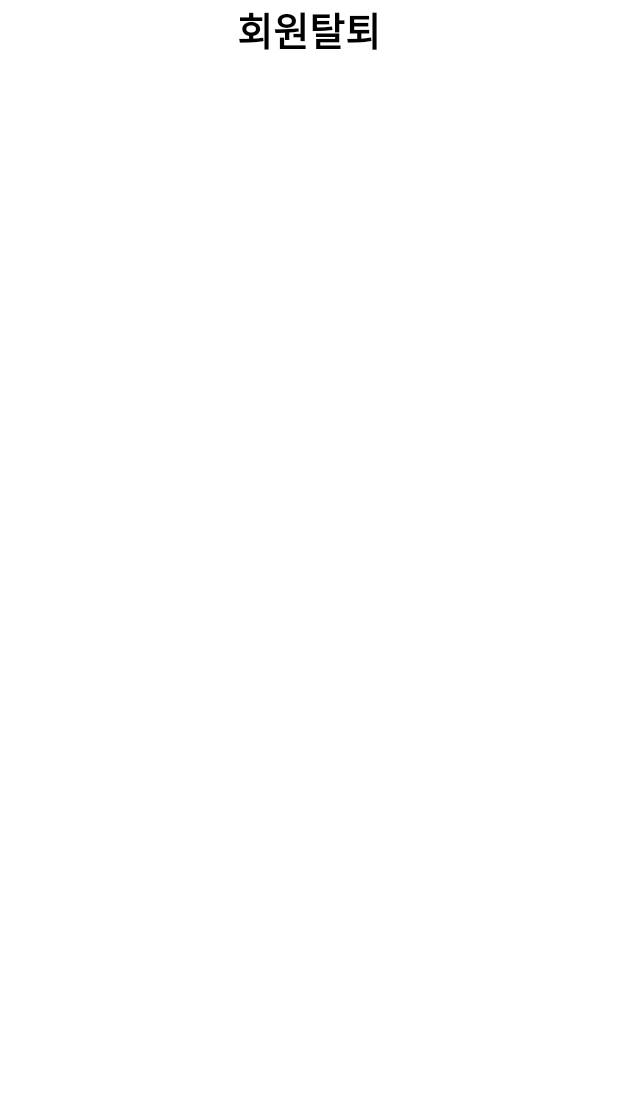
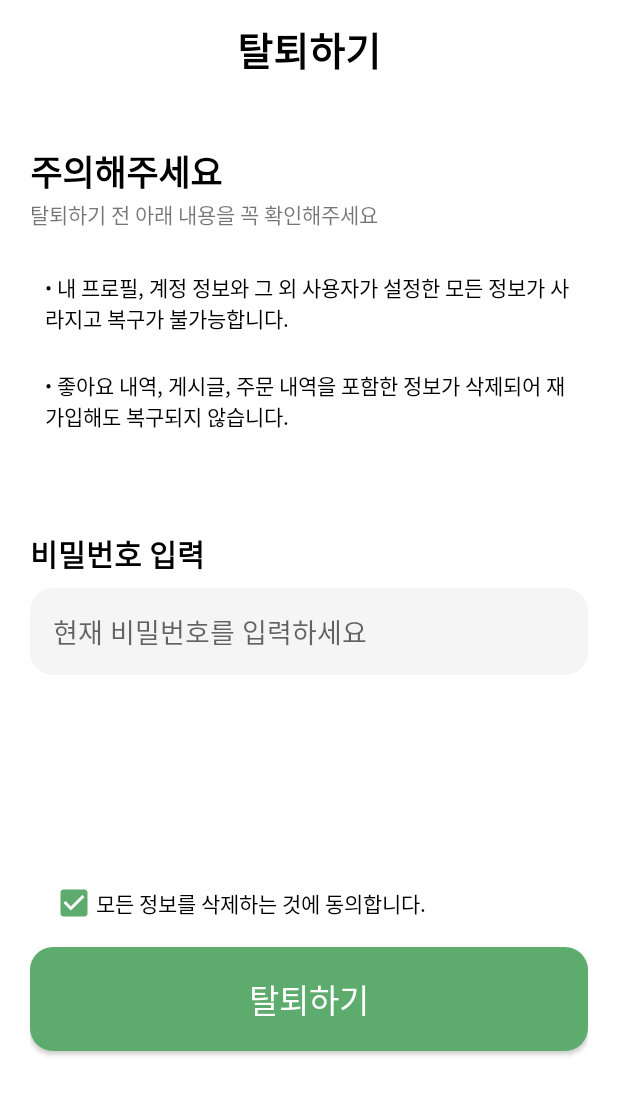
Before and after one commit to CODE-U-S/Shared_Receipts, an Android app: the screen it shows after launch (DropOutActivity), on a phone screen of 412 x 824 dp. Shown: the top 1095 px of the screen. Run offline under Robolectric (Android 15) with nearby library versions, the phone set to English and light mode, and no system bars.

Commit message:
:bug:오류수정

```diff
--- a/app/src/main/AndroidManifest.xml
+++ b/app/src/main/AndroidManifest.xml
@@ -12,6 +12,9 @@
         android:theme="@style/Theme.SharedReceiptsApplication"
         tools:targetApi="31">
         <activity
+            android:name=".MypageActivity"
+            android:exported="true"></activity>
+        <activity
             android:name=".DropOutActivity"
             android:exported="true">
             <intent-filter>
@@ -22,7 +25,7 @@
         </activity>
         <activity
             android:name=".ProflieSettingActivity"
-            android:exported="true"/>
+            android:exported="true"></activity>
         <activity
             android:name=".Register01Activity"
             android:exported="true" />
--- /dev/null
+++ b/app/src/main/java/com/example/shared_receipts_application/MypageActivity.kt
@@ -0,0 +1,11 @@
+package com.example.shared_receipts_application
+
+import androidx.appcompat.app.AppCompatActivity
+import android.os.Bundle
+
+class MypageActivity : AppCompatActivity() {
+    override fun onCreate(savedInstanceState: Bundle?) {
+        super.onCreate(savedInstanceState)
+        setContentView(R.layout.activity_mypage)
+    }
+}
--- /dev/null
+++ b/app/src/main/res/drawable/shadow_bottom.xml
@@ -0,0 +1,16 @@
+<?xml version="1.0" encoding="utf-8"?>
+<shape xmlns:android="http://schemas.android.com/apk/res/android"
+    android:shape="rectangle" android:padding = "10dp">
+    <solid android:color="#FFF"/>
+    <corners
+        android:bottomLeftRadius="15dp"
+        android:bottomRightRadius="15dp"
+        android:topLeftRadius="15dp"
+        android:topRightRadius="15dp"
+        android:elevation="50dp"
+
+        />
+
+        <!--<stroke android:width="2dp"
+        android:color="#BDBDBD"></stroke>-->
+</shape>
--- a/app/src/main/res/layout/activity_drop_out.xml
+++ b/app/src/main/res/layout/activity_drop_out.xml
@@ -1,14 +1,102 @@
 <?xml version="1.0" encoding="utf-8"?>
-<LinearLayout xmlns:android="http://schemas.android.com/apk/res/android"
+<LinearLayout
+    xmlns:android="http://schemas.android.com/apk/res/android"
+    android:orientation="vertical"
     android:layout_width="match_parent"
-    android:layout_height="match_parent">
+    android:layout_height="match_parent"
+    android:weightSum="1"
+    android:layout_marginRight="20dp"
+    android:layout_marginLeft="20dp">
 
+
+    <TextView
+        android:layout_weight="0.1"
+        android:layout_width="match_parent"
+        android:layout_height="wrap_content"
+        android:text="탈퇴하기"
+        android:textSize="26dp"
+        android:textStyle="bold"
+        android:textColor="#000"
+        android:gravity="center"
+        />
+    <TextView
+        android:layout_marginTop="30dp"
+        android:layout_width="match_parent"
+        android:layout_height="wrap_content"
+        android:text="주의해주세요"
+        android:textSize="23dp"
+        android:textStyle="bold"
+        android:textColor="#000"/>
     <TextView
         android:layout_width="match_parent"
         android:layout_height="wrap_content"
-        android:text="회원탈퇴"
-        android:textSize="26dp"
+        android:text="탈퇴하기 전 아래 내용을 꼭 확인해주세요"
+        android:textSize="14dp"
+        />
+    <TextView
+        android:layout_width="wrap_content"
+        android:layout_height="wrap_content"
+        android:text="• 내 프로필, 계정 정보와 그 외 사용자가 설정한 모든 정보가 사라지고 복구가 불가능합니다."
+        android:textColor="#000"
+        android:layout_marginTop="28dp"
+        android:layout_marginLeft="10dp"
+        android:layout_marginRight="10dp"/>
+
+    <TextView
+        android:layout_width="wrap_content"
+        android:layout_height="wrap_content"
+        android:text="• 좋아요 내역, 게시글, 주문 내역을 포함한 정보가 삭제되어 재가입해도 복구되지 않습니다."
+        android:textColor="#000"
+        android:layout_marginTop="24dp"
+        android:layout_marginLeft="10dp"
+        android:layout_marginRight="10dp"
+        android:layout_marginBottom="66dp"
+        />
+
+    <TextView
+        android:layout_width="wrap_content"
+        android:layout_height="wrap_content"
+        android:text="비밀번호 입력"
         android:textStyle="bold"
+        android:textSize="20dp"
         android:textColor="#000"
-        android:gravity="center"/>
+        android:layout_marginBottom="8dp"
+        />
+    <EditText
+        android:layout_width="match_parent"
+        android:layout_height="wrap_content"
+        android:background="@drawable/edit_text_gray"
+        android:paddingLeft="10dp"
+        android:hint="현재 비밀번호를 입력하세요"
+        android:padding="15dp"/>
+    <View
+        android:layout_width="0dp"
+        android:layout_height="0dp"
+        android:layout_weight="0.45"/>
+    <LinearLayout
+        android:layout_width="wrap_content"
+        android:layout_height="wrap_content"
+        android:orientation="horizontal"
+        android:layout_margin="5dp">
+        <CheckBox
+            android:id="@+id/check_drop_out"
+            android:layout_width="wrap_content"
+            android:layout_height="wrap_content"
+            android:checked="true"/>
+        <TextView
+            android:layout_width="wrap_content"
+            android:layout_height="wrap_content"
+            android:layout_gravity="center"
+            android:layout_marginLeft="-9dp"
+            android:text="모든 정보를 삭제하는 것에 동의합니다."
+            android:textColor="#000"/>
+    </LinearLayout>
+    <android.widget.Button
+        android:layout_width="match_parent"
+        android:layout_height="69dp"
+        android:background="@drawable/green_button"
+        android:text="탈퇴하기"
+        android:textSize="22dp"
+        android:textColor="#fff" />
+
 </LinearLayout>
--- /dev/null
+++ b/app/src/main/res/layout/activity_mypage.xml
@@ -0,0 +1,9 @@
+<?xml version="1.0" encoding="utf-8"?>
+<androidx.constraintlayout.widget.ConstraintLayout xmlns:android="http://schemas.android.com/apk/res/android"
+    xmlns:app="http://schemas.android.com/apk/res-auto"
+    xmlns:tools="http://schemas.android.com/tools"
+    android:layout_width="match_parent"
+    android:layout_height="match_parent"
+    tools:context=".MypageActivity">
+
+</androidx.constraintlayout.widget.ConstraintLayout>
--- a/app/src/main/res/values/themes.xml
+++ b/app/src/main/res/values/themes.xml
@@ -6,8 +6,8 @@
         <item name="colorPrimaryVariant">@color/purple_700</item>
         <item name="colorOnPrimary">@color/white</item>
         <!-- Secondary brand color. -->
-        <item name="colorSecondary">@color/teal_200</item>
-        <item name="colorSecondaryVariant">@color/teal_700</item>
+        <item name="colorSecondary">#5EAB6E</item>
+        <item name="colorSecondaryVariant">#FF0000</item>
         <item name="colorOnSecondary">@color/black</item>
         <!-- Status bar color. -->
         <item name="android:statusBarColor">?attr/colorPrimaryVariant</item>
```
Also changed, not shown: app/src/main/res/drawable/ic_check.png (added).
